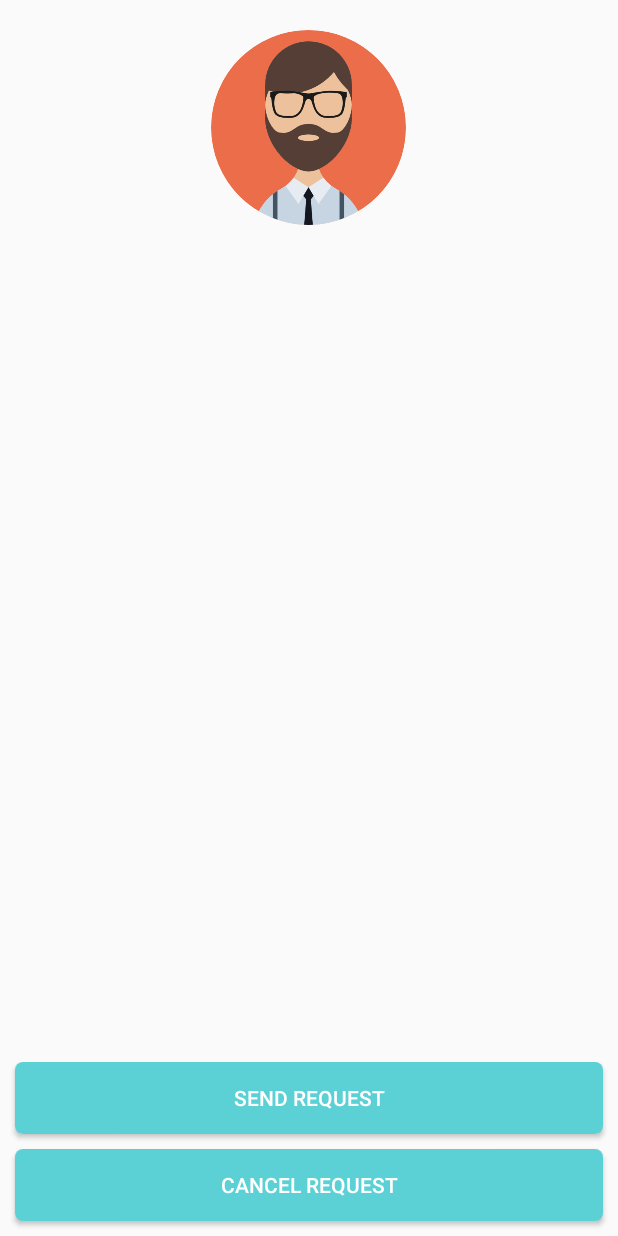
After one commit to shariqansari1819/WatchMe, an Android app: the UserProfileActivity screen opened directly, with no data from a screen before it, on a phone screen of 412 x 824 dp. The commit adds this screen. Run offline under Robolectric (Android 15) with nearby library versions, the phone set to English and light mode, and no system bars; our stand-ins replace CircleImageView.

Commit message:
Some news feed modification.

```diff
--- a/app/src/main/AndroidManifest.xml
+++ b/app/src/main/AndroidManifest.xml
@@ -9,10 +9,10 @@
     <uses-permission android:name="android.permission.CAMERA" />
 
     <application
+        android:name=".application.MyApplication"
         android:allowBackup="true"
         android:icon="@mipmap/ic_launcher"
         android:label="@string/app_name"
-        android:name=".application.MyApplication"
         android:roundIcon="@mipmap/ic_launcher_round"
         android:supportsRtl="true"
         android:theme="@style/AppTheme">
@@ -43,6 +43,7 @@
             android:name=".activities.SetupActivity"
             android:parentActivityName=".activities.HomeActivity" />
         <activity android:name=".activities.CameraActivity" />
+        <activity android:name=".activities.UserProfileActivity"></activity>
     </application>
 
 </manifest>
--- a/app/src/main/java/com/shariqansari/watchme/activities/PasswordActivity.java
+++ b/app/src/main/java/com/shariqansari/watchme/activities/PasswordActivity.java
@@ -110,7 +110,9 @@ public class PasswordActivity extends AppCompatActivity implements View.OnClickL
                                 @Override
                                 public void onComplete(@NonNull Task<Void> task) {
                                     if (task.isSuccessful()) {
-                                        startActivity(new Intent(PasswordActivity.this, HomeActivity.class));
+                                        Intent intent = new Intent(PasswordActivity.this, HomeActivity.class);
+                                        intent.addFlags(Intent.FLAG_ACTIVITY_CLEAR_TASK|Intent.FLAG_ACTIVITY_NEW_TASK);
+                                        startActivity(intent);
                                         Bungee.slideLeft(PasswordActivity.this);
                                         finish();
                                     } else {
--- /dev/null
+++ b/app/src/main/java/com/shariqansari/watchme/activities/UserProfileActivity.java
@@ -0,0 +1,15 @@
+package com.shariqansari.watchme.activities;
+
+import android.support.v7.app.AppCompatActivity;
+import android.os.Bundle;
+
+import com.shariqansari.watchme.R;
+
+public class UserProfileActivity extends AppCompatActivity {
+
+    @Override
+    protected void onCreate(Bundle savedInstanceState) {
+        super.onCreate(savedInstanceState);
+        setContentView(R.layout.activity_user_profile);
+    }
+}
--- a/app/src/main/java/com/shariqansari/watchme/adapter/PostAdapter.java
+++ b/app/src/main/java/com/shariqansari/watchme/adapter/PostAdapter.java
@@ -47,7 +47,7 @@ public class PostAdapter extends AAH_VideosAdapter {
                 if (task.isSuccessful()) {
                     User user = task.getResult().toObject(User.class);
                     String profileImage = user.getUserProfileImage();
-                    String name = user.getUserProfileName();
+                    String name = user.getUserName();
                     ((PostVideoHolder) holder).textViewName.setText(name);
                     Picasso.get()
                             .load(profileImage)
--- /dev/null
+++ b/app/src/main/res/layout/activity_user_profile.xml
@@ -0,0 +1,72 @@
+<?xml version="1.0" encoding="utf-8"?>
+<RelativeLayout xmlns:android="http://schemas.android.com/apk/res/android"
+    xmlns:app="http://schemas.android.com/apk/res-auto"
+    xmlns:tools="http://schemas.android.com/tools"
+    android:layout_width="match_parent"
+    android:layout_height="match_parent"
+    tools:context=".activities.UserProfileActivity">
+
+    <de.hdodenhof.circleimageview.CircleImageView
+        android:id="@+id/imageViewProfileUser"
+        android:layout_width="130dp"
+        android:layout_height="130dp"
+        android:layout_centerHorizontal="true"
+        android:layout_marginTop="20dp"
+        android:scaleType="centerCrop"
+        android:src="@drawable/man" />
+
+    <TextView
+        android:id="@+id/textViewUserNameProfileUser"
+        android:layout_width="match_parent"
+        android:layout_height="wrap_content"
+        android:layout_below="@+id/imageViewProfileUser"
+        android:layout_marginStart="8dp"
+        android:layout_marginTop="3dp"
+        android:layout_marginEnd="8dp"
+        android:gravity="center_horizontal"
+        android:textColor="@color/colorPrimaryText"
+        android:textSize="14sp"
+        android:textStyle="bold" />
+
+    <TextView
+        android:id="@+id/textViewNameProfile"
+        android:layout_width="match_parent"
+        android:layout_height="wrap_content"
+        android:layout_below="@+id/textViewUserNameProfileUser"
+        android:layout_marginStart="8dp"
+        android:layout_marginTop="3dp"
+        android:layout_marginEnd="8dp"
+        android:layout_marginBottom="8dp"
+        android:gravity="center_horizontal"
+        android:textColor="@color/colorSecondaryText"
+        android:textSize="20sp" />
+
+    <LinearLayout
+        android:layout_width="match_parent"
+        android:layout_height="wrap_content"
+        android:layout_alignParentBottom="true"
+        android:orientation="vertical">
+
+        <Button
+            android:id="@+id/buttonSendRequest"
+            android:layout_width="match_parent"
+            android:layout_height="wrap_content"
+            android:layout_marginStart="10dp"
+            android:layout_marginEnd="10dp"
+            android:background="@drawable/login_button"
+            android:text="Send Request"
+            android:textColor="@color/colorWhite" />
+
+        <Button
+            android:id="@+id/buttonCancelRequest"
+            android:layout_width="match_parent"
+            android:layout_height="wrap_content"
+            android:layout_margin="10dp"
+            android:background="@drawable/login_button"
+            android:text="Cancel Request"
+            android:textColor="@color/colorWhite" />
+
+    </LinearLayout>
+
+
+</RelativeLayout>
```
Also changed, not shown: app/src/main/java/com/shariqansari/watchme/activities/CameraActivity.java (+1 -6 lines), app/src/main/java/com/shariqansari/watchme/activities/HomeActivity.java (+36 -5 lines), app/src/main/java/com/shariqansari/watchme/adapter/UserAdapter.java (added, +86 -0 lines), app/src/main/java/com/shariqansari/watchme/fragments/HomeFragment.java (+15 -0 lines), app/src/main/java/com/shariqansari/watchme/fragments/ProfileFragment.java (+14 -0 lines), app/src/main/java/com/shariqansari/watchme/fragments/UsersFragment.java (added, +84 -0 lines), app/src/main/res/layout/fragment_users.xml (added, +13 -0 lines), app/src/main/res/layout/single_post_item.xml (+41 -14 lines), app/src/main/res/layout/users_list_item.xml (added, +38 -0 lines), app/src/main/java/com/shariqansari/watchme/activities/WelcomeActivity.java (line endings or trailing spaces).
